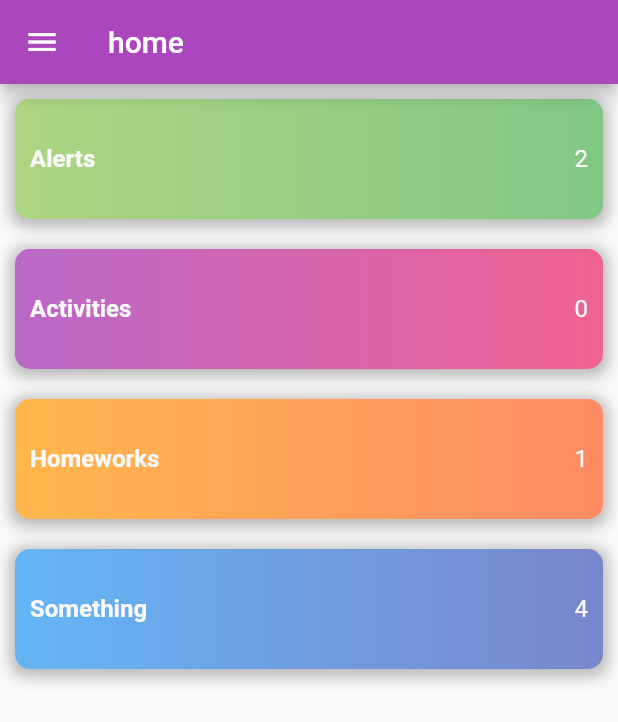
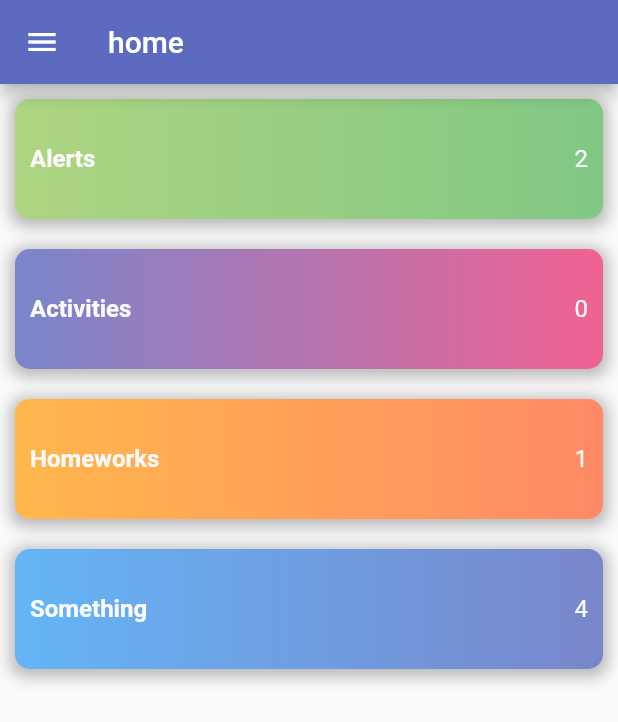
Before and after one commit to hassanalkhabaz/school, a Flutter app: the screen it shows after launch, after a tap on "Login", on a phone screen of 412 x 824 dp. Shown: the top 722 px of the screen. Run offline on Flutter 3.47's test engine with Material 2 defaults, Android fonts, the phone set to English and light mode, and no system bars; our stand-ins replace flutter_form_builder, shared_preferences; network calls fail.

Commit message:
color changed

```diff
--- a/lib/ui/pages/LogIn.dart
+++ b/lib/ui/pages/LogIn.dart
@@ -15,7 +15,7 @@ class LogIn extends StatelessWidget {
           decoration: BoxDecoration(
             gradient: LinearGradient(
                 begin: Alignment.topLeft,
-                colors: [Colors.purple[300], Colors.purple[400]]),
+                colors: [Colors.indigo[300], Colors.indigo[400]]),
           ),
           child: Column(
             children: <Widget>[
@@ -64,7 +64,7 @@ class LogIn extends StatelessWidget {
                 textField(context,
                     icon: Icon(
                       Icons.person,
-                      color: Colors.purple,
+                      color: Colors.indigo,
                     ),
                     name: 'username',
                     label: 'Username',
@@ -76,7 +76,7 @@ class LogIn extends StatelessWidget {
                 textField(context,
                     icon: Icon(
                       Icons.person,
-                      color: Colors.purple,
+                      color: Colors.indigo,
                     ),
                     name: 'password',
                     label: 'Password',
@@ -90,17 +90,7 @@ class LogIn extends StatelessWidget {
         SizedBox(
           height: verticalSpacing * .5,
         ),
-        TextButton(
-          onPressed: () {},
-          style: TextButton.styleFrom(
-            padding: EdgeInsets.symmetric(
-                vertical: verticalSpacing * .5), // to make an equal spacing
-          ),
-          child: Text(
-            'forget password ?',
-            style: TextStyle(color: Colors.grey),
-          ),
-        ),
+
         SizedBox(
           height: verticalSpacing * .5,
         ),
@@ -112,7 +102,7 @@ class LogIn extends StatelessWidget {
           padding: EdgeInsets.symmetric(horizontal: 50),
           shape:
               RoundedRectangleBorder(borderRadius: BorderRadius.circular(10)),
-          color: Colors.purple[400],
+          color: Colors.indigo[400],
           child: Text(
             'Login',
             style: TextStyle(
@@ -141,7 +131,7 @@ class LogIn extends StatelessWidget {
       obscureText: isPassword,
       obscuringCharacter: '*',
       decoration: InputDecoration(
-          focusColor: Colors.purple[400],
+          focusColor: Colors.indigo[400],
           icon: icon,
           labelText: label,
           hintText: hint,
--- a/lib/ui/pages/activities.dart
+++ b/lib/ui/pages/activities.dart
@@ -1,5 +1,5 @@
 import 'package:flu/api/api_helper.dart';
-import 'package:flu/model/activity_nodel.dart';
+import 'package:flu/model/activity_model.dart';
 import 'package:flu/ui/widgets/CardView.dart';
 import 'package:flu/ui/widgets/MyDrawer.dart';
 import 'package:flutter/material.dart';
@@ -23,7 +23,7 @@ class _ActivitiesState extends State<Activities> {
       appBar: AppBar(
         elevation: 0,
         title: Text('Ativities'),
-        backgroundColor: Colors.purple[400],
+        backgroundColor: Colors.indigo[400],
         bottom: buildBottomShape(),
       ),
       drawer: MyDrawer(),
@@ -90,6 +90,7 @@ class _ActivitiesState extends State<Activities> {
 
 // Secreen Logic
   void fetchAlertsData() async {
+      _isLoading = true;
     final data = await ApiHelper().getActivities();
     setState(() {
       activitiesList = data;
--- a/lib/ui/pages/alerts.dart
+++ b/lib/ui/pages/alerts.dart
@@ -31,7 +31,7 @@ class _AlertsState extends State<Alerts> {
       appBar: AppBar(
         elevation: 0,
         title: Text('Alerts'),
-        backgroundColor: Colors.purple[400],
+        backgroundColor: Colors.indigo[400],
         bottom: buildBottomShape(),
       ),
       body: !_isLoading
@@ -98,6 +98,7 @@ class _AlertsState extends State<Alerts> {
 
 // Secreen Logic
   void fetchAlertsData() async {
+      _isLoading = true;
     final data = await ApiHelper().getAlerts(1);
     setState(() {
       alertList = data;
--- a/lib/ui/pages/attendance.dart
+++ b/lib/ui/pages/attendance.dart
@@ -30,7 +30,7 @@ class AattendanceState extends State<Attendance> {
       appBar: AppBar(
         elevation: 0,
         title: Text('Attendance'),
-        backgroundColor: Colors.purple[400],
+        backgroundColor: Colors.indigo[400],
         bottom: buildBottomShape(),
       ),
       body: !_isLoading
@@ -102,6 +102,7 @@ class AattendanceState extends State<Attendance> {
 
   // Secreen Logic
   void fetchAttendanceData() async {
+      _isLoading = true;
     final data = await ApiHelper().getAttendances();
     setState(() {
       attendanceList = data;
--- a/lib/ui/pages/forgot_password.dart
+++ b/lib/ui/pages/forgot_password.dart
@@ -27,7 +27,7 @@ class ForgotPassword extends StatelessWidget {
                 padding: EdgeInsets.symmetric(horizontal: 20, vertical: 5),
                 margin: EdgeInsets.symmetric(vertical: 70),
                 decoration: BoxDecoration(
-                  color: Colors.purple[500],
+                  color: Colors.indigo[500],
                   borderRadius: BorderRadius.circular(20),
                 ),
               ),
@@ -44,7 +44,7 @@ class ForgotPassword extends StatelessWidget {
                   padding: EdgeInsets.symmetric(horizontal: 20, vertical: 5),
                   margin: EdgeInsets.symmetric(vertical: 10),
                   decoration: BoxDecoration(
-                    color: Colors.purple[500],
+                    color: Colors.indigo[500],
                     borderRadius: BorderRadius.circular(20),
                   )),
               SizedBox(
@@ -57,7 +57,7 @@ class ForgotPassword extends StatelessWidget {
                     Navigator.of(context)
                         .pushNamed('change_password_after_valudation');
                   },
-                  color: Colors.purple,
+                  color: Colors.indigo,
                 ),
               )
             ],
--- a/lib/ui/pages/home.dart
+++ b/lib/ui/pages/home.dart
@@ -14,7 +14,7 @@ class HomeState extends State<Home> {
     return Scaffold(
       appBar: AppBar(
         title: Text('home'),
-        backgroundColor: Colors.purple[400],
+        backgroundColor: Colors.indigo[400],
       ),
       drawer: MyDrawer(),
       body: Column(
@@ -30,10 +30,10 @@ class HomeState extends State<Home> {
 
   Container coloredCard({title, content, int colors = 0}) {
     var colorsOps = [
-      [Colors.indigo[300], Colors.purple[300]],
+      [Colors.indigo[300], Colors.indigo[300]],
       [Colors.blue[300], Colors.indigo[300]],
       [Colors.lightGreen[300], Colors.green[300]],
-      [Colors.purple[300], Colors.pink[300]],
+      [Colors.indigo[300], Colors.pink[300]],
       [Colors.orange[300], Colors.deepOrange[300]],
     ];
     return Container(
--- a/lib/ui/pages/homeworks.dart
+++ b/lib/ui/pages/homeworks.dart
@@ -30,7 +30,7 @@ class _HomeworksState extends State<Homeworks> {
       drawer: MyDrawer(),
       appBar: AppBar(
         title: Text('homeworks'),
-        backgroundColor: Colors.purple[400],
+        backgroundColor: Colors.indigo[400],
         bottom: buildDropDwonSelectionField(),
       ),
       body: !_isLoading
@@ -97,6 +97,7 @@ class _HomeworksState extends State<Homeworks> {
 
   // Secreen Logic
   void fetchHomeworkData() async {
+      _isLoading = true;
     final data = await ApiHelper().getHomeWorks();
     setState(() {
       homeworkList = data;
--- a/lib/ui/pages/marks.dart
+++ b/lib/ui/pages/marks.dart
@@ -31,7 +31,7 @@ class _MarksState extends State<Marks> {
       drawer: MyDrawer(),
       appBar: AppBar(
         title: Text('marks'),
-        backgroundColor: Colors.purple[400],
+        backgroundColor: Colors.indigo[400],
         bottom: buildDropDwonSelectionField(),
       ),
       body: !_isLoading
@@ -82,6 +82,7 @@ class _MarksState extends State<Marks> {
 
 // Secreen Logic
   void fetchMarksData() async {
+      _isLoading = true;
     final data = await ApiHelper().getMarks();
     setState(() {
       marksList = data;
--- a/lib/ui/pages/payments.dart
+++ b/lib/ui/pages/payments.dart
@@ -25,7 +25,7 @@ class _PaymentsState extends State<Payments> {
       appBar: AppBar(
         elevation: 0,
         title: Text('Payments'),
-        backgroundColor: Colors.purple[400],
+        backgroundColor: Colors.indigo[400],
         bottom: buildBottomShape(),
       ),
       body: !_isLoading
@@ -101,6 +101,7 @@ class _PaymentsState extends State<Payments> {
 
 // Secreen Logic
   void fetchPaymentsData() async {
+      _isLoading = true;
     final data = await ApiHelper().getPayments(1);
     setState(() {
       paymentsList = data;
--- a/lib/ui/pages/profile.dart
+++ b/lib/ui/pages/profile.dart
@@ -1,17 +1,32 @@
+import 'package:flu/api/api_helper.dart';
 import 'package:flu/ui/widgets/custom_button.dart';
 import 'package:flu/ui/widgets/fields.dart';
 import 'package:flutter/cupertino.dart';
 import 'package:flutter/material.dart';
 import 'package:flu/ui/widgets/MyDrawer.dart';
 import 'package:flutter_form_builder/flutter_form_builder.dart';
+class Profile extends StatefulWidget {
 
-class Profile extends StatelessWidget {
+  @override
+  _ProfileState createState() => _ProfileState();
+}
+
+class _ProfileState extends State<Profile> {
+  bool _isLoading = true;
+  String oldPassword ;
+  String newPassword ;
+
+  @override
+  void initState() {
+    super.initState();
+    changePassword();
+  }
   @override
   Widget build(BuildContext context) {
-    return MaterialApp(
+      return MaterialApp(
         home: Scaffold(
       appBar: AppBar(
-        backgroundColor: Colors.purple[400],
+        backgroundColor: Colors.indigo[400],
         title: Text('Change password'),
       ),
       drawer: MyDrawer(),
@@ -26,7 +41,10 @@ class Profile extends StatelessWidget {
               isPassword: true,
               label: 'Current password',
               name: 'current_password',
-              onChanged: (val) {},
+              onChanged: (val) {
+                oldPassword=val;
+
+              },
               hint: 'Enter your current password',
             ),
             SizedBox(height: 10),
@@ -35,14 +53,27 @@ class Profile extends StatelessWidget {
               isPassword: true,
               label: 'New password',
               name: 'new_password',
-              onChanged: (val) {},
+              onChanged: (val) {
+                newPassword=val;
+              },
               hint: 'Enter your new password',
             ),
             SizedBox(height: 10),
-            CustomButton(onPressed: () {}, title: 'Save'),
+            CustomButton(onPressed: () {
+              changePassword();
+            }, title: 'Save'),
           ]),
         )),
       ),
     ));
+
+  }
+  // Secreen Logic
+  void changePassword() async {
+      _isLoading = true;
+    final data = await ApiHelper().resetPassword(oldPassword,newPassword);
+    setState(() {
+      _isLoading = false;
+    });
   }
 }
--- a/lib/ui/pages/programs.dart
+++ b/lib/ui/pages/programs.dart
@@ -18,7 +18,7 @@ var programe;
   Widget build(BuildContext context) {
     return Scaffold(
       appBar:
-          AppBar(title: Text('Programme'), backgroundColor: Colors.purple[400]),
+          AppBar(title: Text('Programme'), backgroundColor: Colors.indigo[400]),
       body:  !_isLoading
           ? programe != null
               ? Container(
@@ -37,7 +37,7 @@ var programe;
                 borderRadius: BorderRadius.circular(20),
                 child: Icon(
                   Icons.image,
-                  color: Colors.purple[100],
+                  color: Colors.indigo[100],
                   size: 50,
                 ),
               ),
@@ -58,6 +58,7 @@ var programe;
   // Secreen Logic
   void fetchProgrameData() async {
     int userId=1;
+      _isLoading = true;
     final data = await ApiHelper().getProgram(userId);
     setState(() {
       programe = data;
--- a/lib/ui/widgets/MyDrawer.dart
+++ b/lib/ui/widgets/MyDrawer.dart
@@ -14,11 +14,11 @@ class MyDrawer extends StatelessWidget {
             accountName: Text('hassan'),
             accountEmail: (Text('hassan@gmail.com ')),
             currentAccountPicture: (CircleAvatar(
-              backgroundColor: Colors.purple[600],
+              backgroundColor: Colors.indigo[600],
               child: Icon(Icons.person),
             )),
             decoration: BoxDecoration(
-              color: Colors.purple[400],
+              color: Colors.indigo[400],
             ),
           ),
 
--- a/lib/ui/widgets/custom_button.dart
+++ b/lib/ui/widgets/custom_button.dart
@@ -6,7 +6,7 @@ Widget CustomButton({@required Function onPressed, @required String title}) {
     height: 50,
     padding: EdgeInsets.symmetric(horizontal: 50),
     shape: RoundedRectangleBorder(borderRadius: BorderRadius.circular(10)),
-    color: Colors.purple,
+    color: Colors.indigo,
     child: Text(
       title,
       style: TextStyle(
```
Also changed, not shown: lib/api/api_helper.dart (+18 -6 lines), lib/ui/widgets/fields.dart (+4 -4 lines), lib/model/activity_model.dart (renamed from lib/model/activity_nodel.dart).
